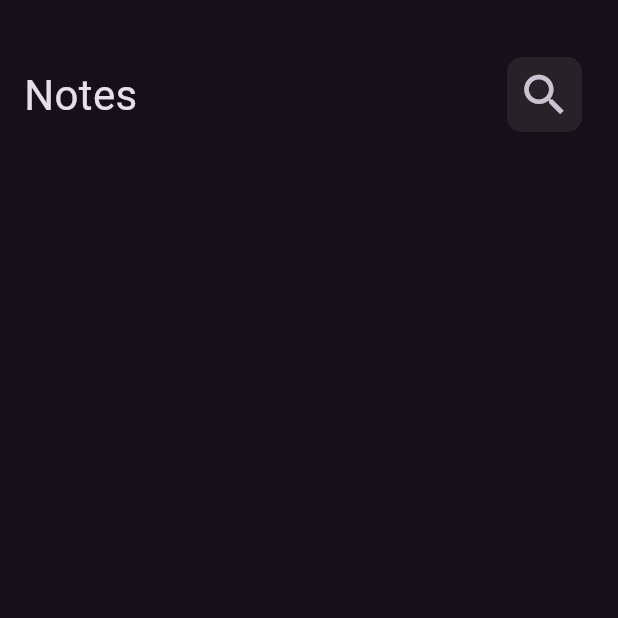
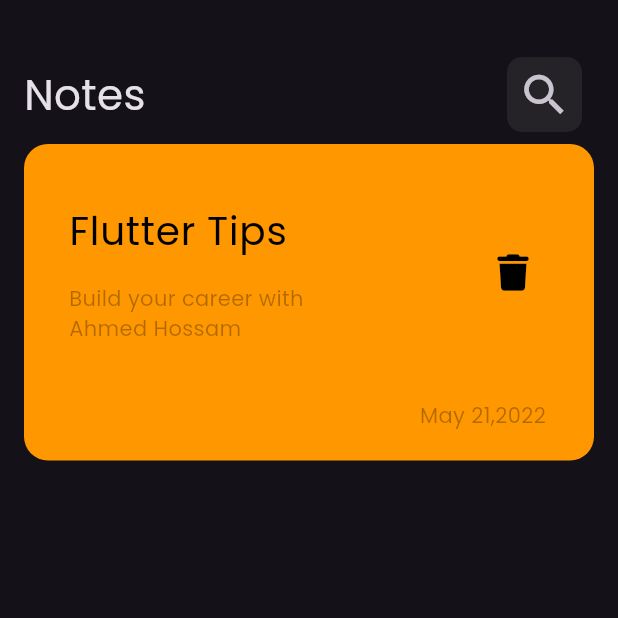
Before and after one commit to AhmedHossamEissa1/notes_app, a Flutter app: the screen it shows after launch, on a phone screen of 412 x 824 dp, the top half of it. Run offline on Flutter 3.47's test engine with Material 3 defaults, Android fonts, the phone set to English and light mode, and no system bars; our stand-ins replace font_awesome_flutter.

Commit message:
create note item

```diff
--- a/lib/Views/notes_view.dart
+++ b/lib/Views/notes_view.dart
@@ -1,5 +1,7 @@
 import 'package:flutter/material.dart';
+import 'package:font_awesome_flutter/font_awesome_flutter.dart';
 import 'package:notes_app/Widgets/Custom_Appbar.dart';
+import 'package:notes_app/Widgets/Custom_note_icon.dart';
 
 class NotesView extends StatelessWidget {
   const NotesView({super.key});
@@ -9,11 +11,7 @@ class NotesView extends StatelessWidget {
     return Scaffold(
         body: Padding(
       padding: const EdgeInsets.only(top: 30, left: 16, right: 16),
-      child: Column(
-        children: [
-          CustomAppbar(),
-        ],
-      ),
+      child: CustomNoteIcon(),
     ));
   }
 }
--- /dev/null
+++ b/lib/Widgets/Custom_note_icon.dart
@@ -0,0 +1,54 @@
+import 'package:flutter/material.dart';
+import 'package:font_awesome_flutter/font_awesome_flutter.dart';
+import 'package:notes_app/Widgets/Custom_Appbar.dart';
+
+class CustomNoteIcon extends StatelessWidget {
+  const CustomNoteIcon({super.key});
+
+  @override
+  Widget build(BuildContext context) {
+    return Column(
+        children: [
+          CustomAppbar(),
+          Container(
+            decoration: BoxDecoration(
+                color: Colors.orange, borderRadius: BorderRadius.circular(16)),
+            child: Column(
+              crossAxisAlignment: CrossAxisAlignment.end,
+              children: [
+                ListTile(
+                  title: Text(
+                    "Flutter Tips",
+                    style: TextStyle(color: Colors.black, fontSize: 26),
+                  ),
+                  contentPadding: EdgeInsets.all(30),
+                  horizontalTitleGap: 60,
+                  iconColor: Colors.black,
+                  subtitle: Padding(
+                    padding: const EdgeInsets.only(top: 16),
+                    child: Text(
+                      "Build your career with Ahmed Hossam",
+                      style: TextStyle(color: Colors.black.withOpacity(0.3)),
+                    ),
+                  ),
+                  trailing: IconButton(
+                      onPressed: () {},
+                      icon: Icon(
+                        FontAwesomeIcons.trash,
+                        size: 24,
+                      )),
+                ),
+                Padding(
+                  padding: const EdgeInsets.only(right: 32, bottom: 20),
+                  child: Text(
+                    "May 21,2022",
+                    style: TextStyle(color: Colors.black.withOpacity(0.3)),
+                  ),
+                )
+              ],
+            ),
+          )
+        ],
+      );
+  }
+}
--- a/lib/main.dart
+++ b/lib/main.dart
@@ -11,7 +11,7 @@ class myapp extends StatelessWidget {
   @override
   Widget build(BuildContext context) {
     return MaterialApp(
-      theme: ThemeData.dark(),
+      theme: ThemeData(fontFamily: 'Poppins', brightness: Brightness.dark),
       debugShowCheckedModeBanner: false,
       home: NotesView(),
     );
```
Also changed, not shown: pubspec.yaml (+5 -4 lines), assets/fonts/Poppins-Regular.ttf (added), pubspec.lock.
